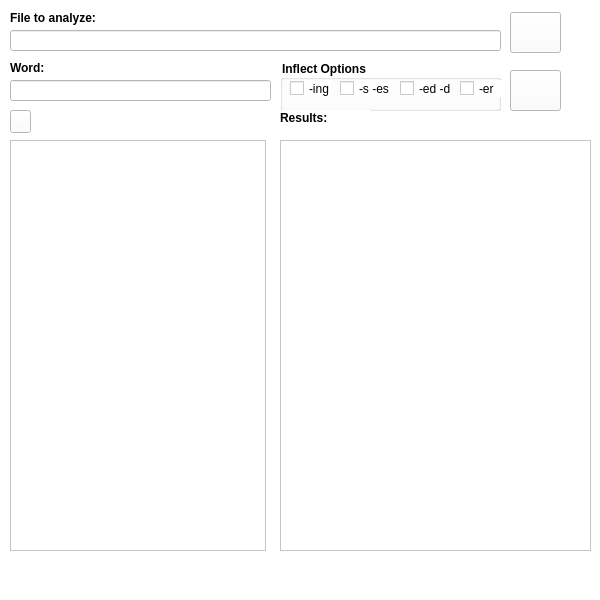
The window that main.ui (SGLMaster/WordFrequencyAnalyzer) describes before a commit, drawn with Qt 5.
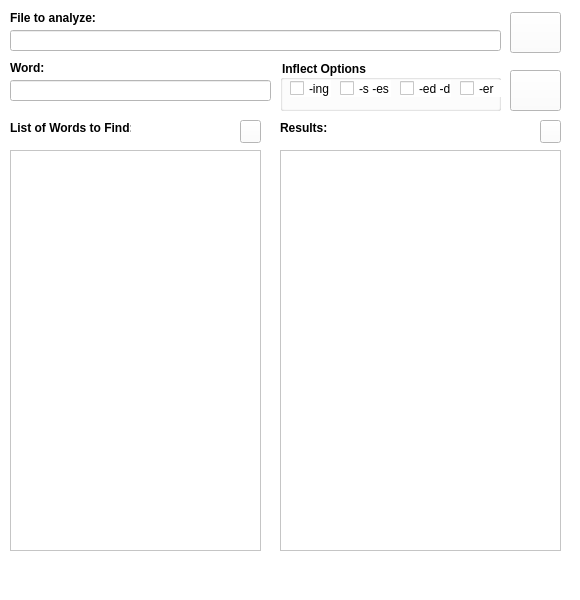
The same window after the commit. Icons and pictures are not drawn.

Commit message: Added button icon for saving the results to file.

```diff
--- a/main.ui
+++ b/main.ui
@@ -6,7 +6,7 @@
    <rect>
     <x>0</x>
     <y>0</y>
-    <width>600</width>
+    <width>580</width>
     <height>600</height>
    </rect>
   </property>
@@ -18,13 +18,13 @@
   </property>
   <property name="minimumSize">
    <size>
-    <width>600</width>
+    <width>580</width>
     <height>600</height>
    </size>
   </property>
   <property name="maximumSize">
    <size>
-    <width>600</width>
+    <width>580</width>
     <height>600</height>
    </size>
   </property>
@@ -254,9 +254,9 @@
     <property name="geometry">
      <rect>
       <x>280</x>
-      <y>140</y>
-      <width>311</width>
-      <height>411</height>
+      <y>150</y>
+      <width>281</width>
+      <height>401</height>
      </rect>
     </property>
     <property name="readOnly">
@@ -267,7 +267,7 @@
     <property name="geometry">
      <rect>
       <x>280</x>
-      <y>110</y>
+      <y>120</y>
       <width>91</width>
       <height>16</height>
      </rect>
@@ -285,8 +285,8 @@
    <widget class="QPushButton" name="pushAddWord">
     <property name="geometry">
      <rect>
-      <x>10</x>
-      <y>110</y>
+      <x>240</x>
+      <y>120</y>
       <width>21</width>
       <height>23</height>
      </rect>
@@ -311,12 +311,53 @@
     <property name="geometry">
      <rect>
       <x>10</x>
-      <y>140</y>
-      <width>256</width>
-      <height>411</height>
+      <y>150</y>
+      <width>251</width>
+      <height>401</height>
      </rect>
     </property>
    </widget>
+   <widget class="QPushButton" name="pushSaveAs">
+    <property name="geometry">
+     <rect>
+      <x>540</x>
+      <y>120</y>
+      <width>21</width>
+      <height>23</height>
+     </rect>
+    </property>
+    <property name="styleSheet">
+     <string notr="true">QPushButton:hover {
+	background-color: rgb(255, 240, 219);
+}</string>
+    </property>
+    <property name="text">
+     <string/>
+    </property>
+    <property name="icon">
+     <iconset resource="resources/icons.qrc">
+      <normaloff>:/icons/save.png</normaloff>:/icons/save.png</iconset>
+    </property>
+   </widget>
+   <widget class="QLabel" name="label_5">
+    <property name="geometry">
+     <rect>
+      <x>10</x>
+      <y>120</y>
+      <width>121</width>
+      <height>16</height>
+     </rect>
+    </property>
+    <property name="font">
+     <font>
+      <weight>75</weight>
+      <bold>true</bold>
+     </font>
+    </property>
+    <property name="text">
+     <string>List of Words to Find:</string>
+    </property>
+   </widget>
   </widget>
   <widget class="QMenuBar" name="menubar">
    <property name="geometry">
```
Left out of the diff: 5 changed lines with no effect on the pictures. The commit also changes 4 other files.
